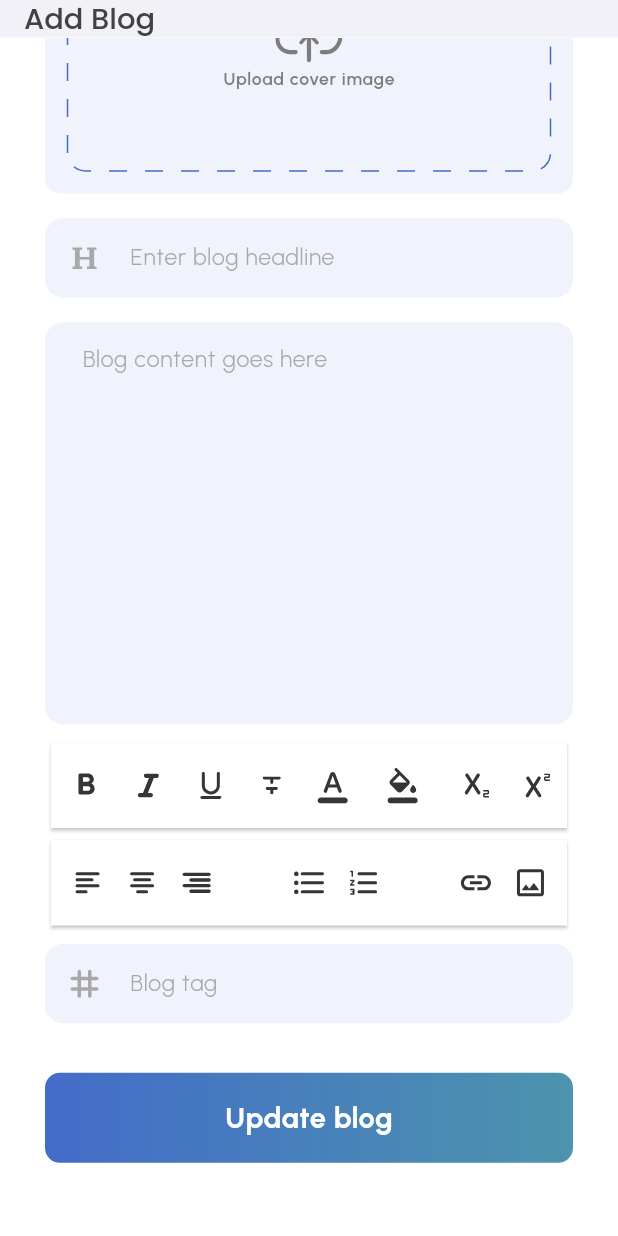
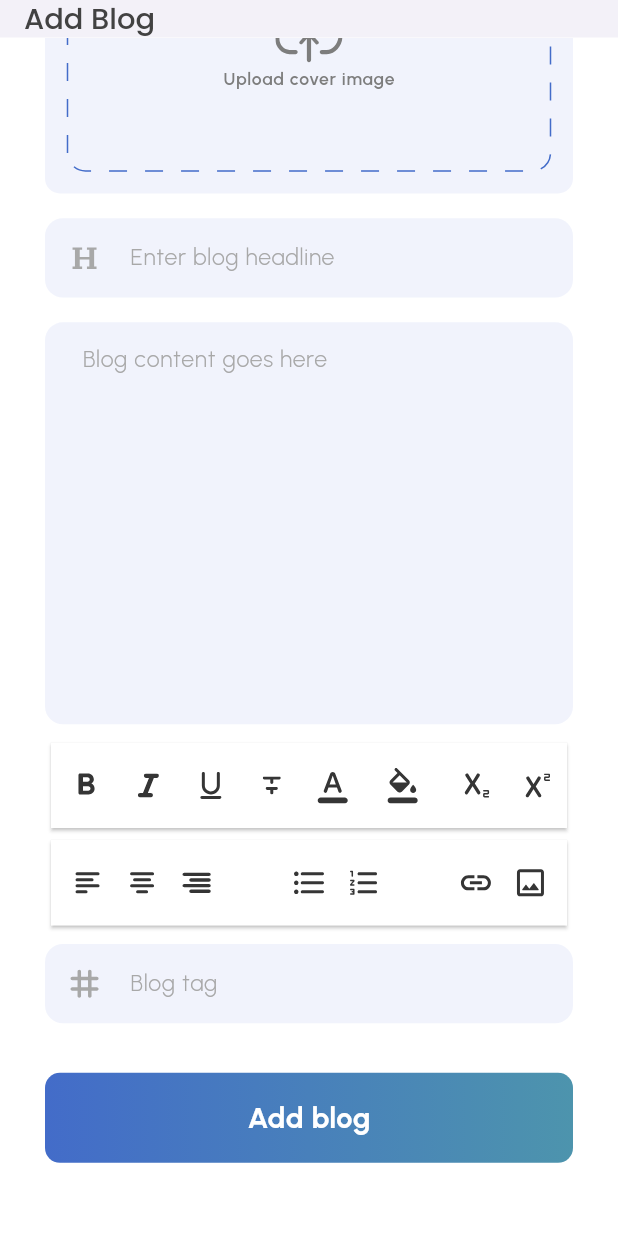
Before and after one commit to A2SV/Ghana-G4-Starter-Project, a Flutter app: the AddBlogScreen screen opened by its route, scrolled down 135 dp, on a phone screen of 412 x 824 dp. Run offline on Flutter 3.47's test engine with Material 3 defaults, Android fonts, the phone set to English and light mode, and no system bars; drawn by our look-alikes of dotted_border; our stand-ins replace dartz, equatable, flutter_bloc, flutter_staggered_animations, flutter_styled_toast, flutter_svg and 9 more; missing offline and left inert: validation_pro; accounts and stored records are empty.

Commit message:
fix(mobile): fixed button text on the blog page

```diff
--- a/mobile/lib/src/features/blog/presentation/pages/add_blog_screen.dart
+++ b/mobile/lib/src/features/blog/presentation/pages/add_blog_screen.dart
@@ -47,7 +47,7 @@ class AddBlogScreenState extends State<AddBlogScreen> {
               BlogTagFormField(controller: _blogTagController)
                   .onlyPadding(1.h, 4.h, 0, 0),
               CustomButton(
-                text: 'Update blog',
+                text: 'Add blog',
                 horizontalPadding: 0.0,
                 onPressed: () {
                   final isValid = CustomValidator.validateForm(_addBlogformKey);
```
